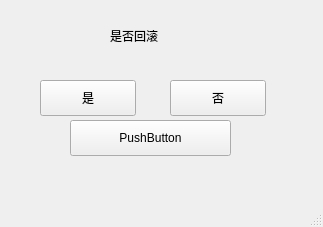
First picture: the form in backupWidget/mainwindow.ui, repository hepuyao/App, before the edit.
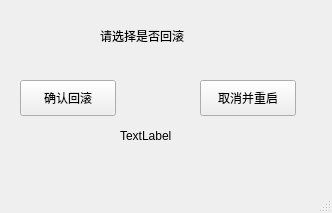
Second picture: the form after the edit.

Diff of the .ui file:
```diff
--- a/backupWidget/mainwindow.ui
+++ b/backupWidget/mainwindow.ui
@@ -6,8 +6,8 @@
    <rect>
     <x>0</x>
     <y>0</y>
-    <width>323</width>
-    <height>227</height>
+    <width>332</width>
+    <height>213</height>
    </rect>
   </property>
   <property name="windowTitle">
@@ -17,53 +17,53 @@
    <widget class="QLabel" name="label">
     <property name="geometry">
      <rect>
-      <x>110</x>
+      <x>100</x>
       <y>0</y>
       <width>191</width>
       <height>71</height>
      </rect>
     </property>
     <property name="text">
-     <string>是否回滚</string>
+     <string>请选择是否回滚</string>
     </property>
    </widget>
    <widget class="QPushButton" name="pushButton">
     <property name="geometry">
      <rect>
-      <x>40</x>
+      <x>20</x>
       <y>80</y>
       <width>96</width>
       <height>36</height>
      </rect>
     </property>
     <property name="text">
-     <string>是</string>
+     <string>确认回滚</string>
     </property>
    </widget>
    <widget class="QPushButton" name="pushButton_2">
     <property name="geometry">
      <rect>
-      <x>170</x>
+      <x>200</x>
       <y>80</y>
       <width>96</width>
       <height>36</height>
      </rect>
     </property>
     <property name="text">
-     <string>否</string>
+     <string>取消并重启</string>
     </property>
    </widget>
-   <widget class="QPushButton" name="pushButton_3">
+   <widget class="QLabel" name="label_2">
     <property name="geometry">
      <rect>
-      <x>70</x>
-      <y>120</y>
-      <width>161</width>
-      <height>36</height>
+      <x>120</x>
+      <y>100</y>
+      <width>81</width>
+      <height>71</height>
      </rect>
     </property>
     <property name="text">
-     <string>PushButton</string>
+     <string>TextLabel</string>
     </property>
    </widget>
   </widget>
```
Left out of the diff: 2 changed lines with no effect on the pictures.
